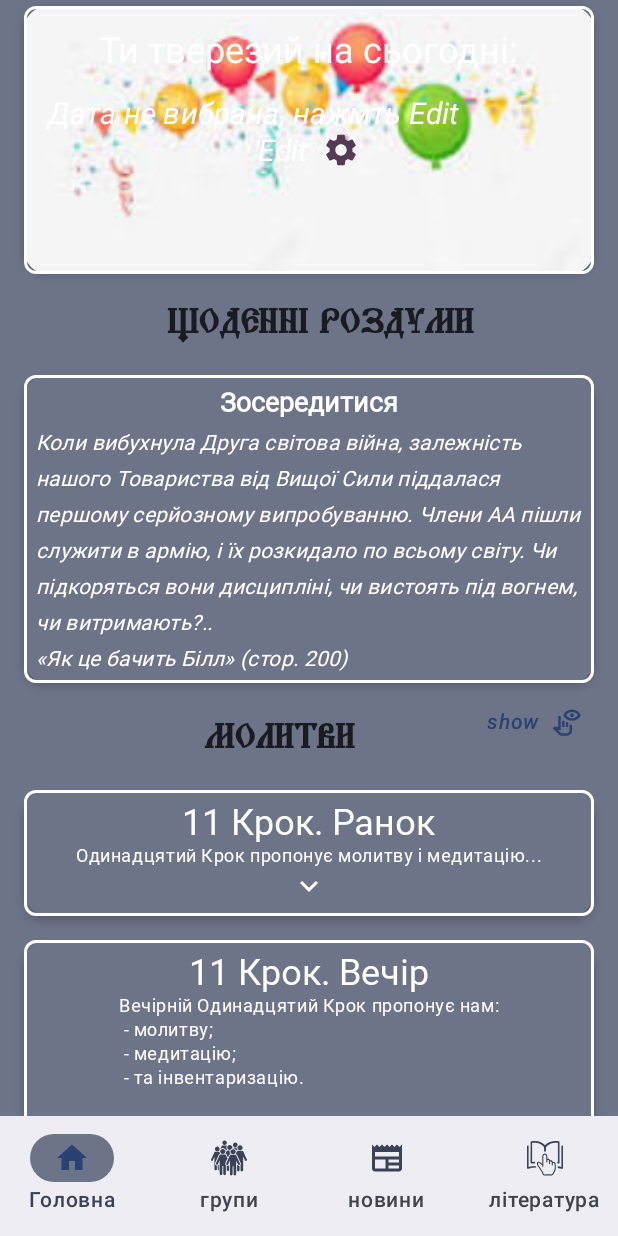
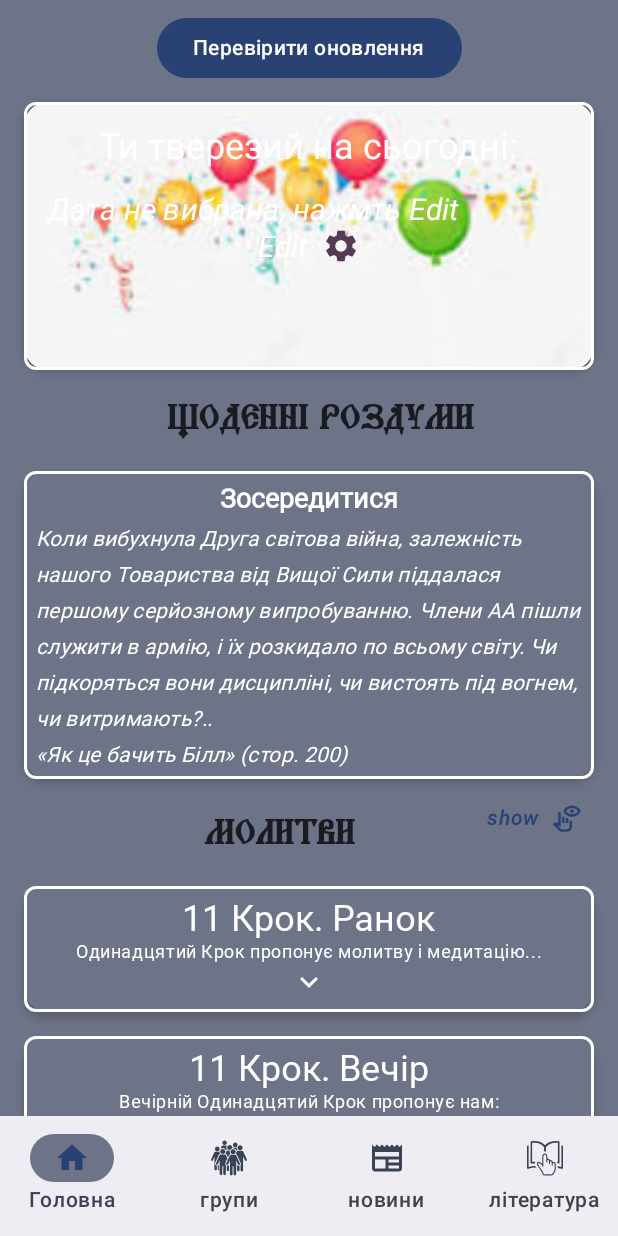
Before and after one commit to AlexYach1973/groupsaa, an Android app built with Jetpack Compose: the screen it shows after launch (MainActivity), on a phone screen of 412 x 824 dp. Run offline under Robolectric (Android 15) with nearby library versions, the phone set to English and light mode, and no system bars; our stand-ins replace Dagger/Hilt's generated code; Roboto replaces fonts that are not available here.

Commit message:
1. Початок. Базова навігація 1.01 Навігація 1.1 Навігація закінчена. Виклик за номером 1.2 Internet, Map 1.2.1 Щось зробив 1.3 Вдстань до груп 1.3.1 1.4 Зробив визов через API з тестового сайта 1.5 Під'єднав Room 1.5.1 Пофіксив Room 1.6 Добавиви на вкладку Home дати 1.6.1 Date Store 1.7 Заповнив Home Screen 1.7.1 1.8 Змнив графік на сайті та в App 1.8.1 GroupListScreen підсвчування активних груп 1.9 HomeScreen preferences 1.9.1 Schedule:Lit<String> 1.8.2 обавив щоденні роздуми 1.8.3 Додав іконкі до телефонів 1.8.4. Data Store refactoring 1.9. ReadScreen, FontFamily 1.9.1 GroupLit add Filter 2. Під'єднались до https://gso.aa.kiev.ua/ 2.1 GroupScreen use UIAction and UIErrorState 2.2 Включив підтримку озвучування в HomeScreen(TTS) 2.2.1 Refactoring HomeScreen 2.2.2 Add Prayers Ukr 3. DI Hit 3.1.1 Refactoring DI 3.2 Refactoring 3.3 Add update check for App

```diff
--- /dev/null
+++ b/app/src/main/java/com/alexyach/compose/groupsaa/data/network/GitHubApi.kt
@@ -0,0 +1,15 @@
+package com.alexyach.compose.groupsaa.data.network
+
+import com.alexyach.compose.groupsaa.data.model.GitHubRelease
+import retrofit2.http.GET
+import retrofit2.http.Path
+
+interface GitHubApi {
+
+//    TODO
+    @GET("repos/{owner}/{repo}/releases/latest")
+    suspend fun getLatestRelease(
+        @Path("owner") owner: String,
+        @Path("repo") repo: String
+    ): GitHubRelease
+}
--- /dev/null
+++ b/app/src/main/java/com/alexyach/compose/groupsaa/data/repository/UpdateRepository.kt
@@ -0,0 +1,17 @@
+package com.alexyach.compose.groupsaa.data.repository
+
+import com.alexyach.compose.groupsaa.data.model.GitHubAsset
+import com.alexyach.compose.groupsaa.data.network.GitHubApi
+import javax.inject.Inject
+
+class UpdateRepository @Inject constructor(
+    private val api: GitHubApi
+) {
+
+    suspend fun fetchLatestApk(owner: String, repo: String): GitHubAsset? {
+        val release = api.getLatestRelease(owner = owner, repo = repo)
+
+        return release.assets.find { it.name.endsWith(".apk") }
+    }
+
+}
--- /dev/null
+++ b/app/src/main/java/com/alexyach/compose/groupsaa/di/NetworkGitHubModule.kt
@@ -0,0 +1,28 @@
+package com.alexyach.compose.groupsaa.di
+
+import com.alexyach.compose.groupsaa.data.network.GitHubApi
+import dagger.Module
+import dagger.Provides
+import dagger.hilt.InstallIn
+import dagger.hilt.components.SingletonComponent
+import retrofit2.Retrofit
+import retrofit2.converter.gson.GsonConverterFactory
+import retrofit2.create
+import javax.inject.Singleton
+
+
+@Module
+@InstallIn(SingletonComponent::class)
+object NetworkGitHubModule {
+
+    @Provides
+    @Singleton
+    fun provideGitHubApi(): GitHubApi {
+        return Retrofit.Builder()
+            .baseUrl("https://api.github.com/")
+            .addConverterFactory(GsonConverterFactory.create())
+            .build()
+            .create(GitHubApi::class.java)
+    }
+
+}
--- /dev/null
+++ b/app/src/main/java/com/alexyach/compose/groupsaa/domain/usecase/CheckUpdateUseCase.kt
@@ -0,0 +1,15 @@
+package com.alexyach.compose.groupsaa.domain.usecase
+
+import com.alexyach.compose.groupsaa.data.model.GitHubAsset
+import com.alexyach.compose.groupsaa.data.repository.UpdateRepository
+import javax.inject.Inject
+
+class CheckUpdateUseCase @Inject constructor(
+    private val repository: UpdateRepository
+) {
+
+    suspend operator fun invoke(owner: String, repo: String): GitHubAsset? {
+        return repository.fetchLatestApk(owner = owner, repo = repo)
+    }
+
+}
--- a/app/src/main/java/com/alexyach/compose/groupsaa/presentation/home/HomeScreen.kt
+++ b/app/src/main/java/com/alexyach/compose/groupsaa/presentation/home/HomeScreen.kt
@@ -1,60 +1,26 @@
 package com.alexyach.compose.groupsaa.presentation.home
 
-import HomeScreenSelDateState
-import android.content.Context
-import androidx.compose.foundation.Image
 import androidx.compose.foundation.background
-import androidx.compose.foundation.border
-import androidx.compose.foundation.clickable
 import androidx.compose.foundation.layout.Arrangement
 import androidx.compose.foundation.layout.Box
 import androidx.compose.foundation.layout.Column
 import androidx.compose.foundation.layout.PaddingValues
-import androidx.compose.foundation.layout.Row
 import androidx.compose.foundation.layout.fillMaxSize
-import androidx.compose.foundation.layout.fillMaxWidth
 import androidx.compose.foundation.layout.padding
-import androidx.compose.foundation.layout.size
 import androidx.compose.foundation.rememberScrollState
-import androidx.compose.foundation.shape.RoundedCornerShape
 import androidx.compose.foundation.verticalScroll
-import androidx.compose.material.icons.Icons
-import androidx.compose.material.icons.filled.Settings
-import androidx.compose.material3.Card
-import androidx.compose.material3.CardDefaults
-import androidx.compose.material3.CircularProgressIndicator
 import androidx.compose.material3.ExperimentalMaterial3Api
-import androidx.compose.material3.Icon
 import androidx.compose.material3.MaterialTheme
-import androidx.compose.material3.Text
-import androidx.compose.material3.rememberDatePickerState
 import androidx.compose.runtime.Composable
 import androidx.compose.runtime.collectAsState
 import androidx.compose.runtime.getValue
-import androidx.compose.runtime.mutableStateOf
-import androidx.compose.runtime.remember
-import androidx.compose.runtime.setValue
-import androidx.compose.ui.Alignment
 import androidx.compose.ui.Modifier
-import androidx.compose.ui.layout.ContentScale
 import androidx.compose.ui.platform.LocalContext
-import androidx.compose.ui.res.painterResource
-import androidx.compose.ui.res.stringResource
-import androidx.compose.ui.text.font.FontStyle
-import androidx.compose.ui.text.font.FontWeight
-import androidx.compose.ui.unit.dp
-import androidx.compose.ui.unit.sp
 import androidx.hilt.navigation.compose.hiltViewModel
-import com.alexyach.compose.groupsaa.R
-import com.alexyach.compose.groupsaa.domain.model.DailyReflections
-import com.alexyach.compose.groupsaa.domain.model.Prayer
 import com.alexyach.compose.groupsaa.presentation.home.components.DailyReflectionCard
-import com.alexyach.compose.groupsaa.presentation.home.components.DataSelection
 import com.alexyach.compose.groupsaa.presentation.home.components.PeriodOfSobrietyCard
-import com.alexyach.compose.groupsaa.presentation.home.components.PrayerCard
 import com.alexyach.compose.groupsaa.presentation.home.components.PrayersContent
-import com.alexyach.compose.groupsaa.ui.theme.triodionr
-import java.time.LocalDate
+import com.alexyach.compose.groupsaa.presentation.home.components.UpdateScreen
 
 
 @OptIn(ExperimentalMaterial3Api::class)
@@ -74,6 +40,16 @@ fun HomeScreen(
         val context = LocalContext.current
         val viewModel: HomeViewModel = hiltViewModel()
 
+        /* Version Info */
+//        val versionCode = context.packageManager.
+//                getPackageInfo(context.packageName, 0).versionCode
+
+//        val versionName = context.packageManager.
+//        getPackageInfo(context.packageName, 0).versionName
+
+//        Log.i("Logs", "versionCode: $versionCode; versionName: $versionName")
+        /* END Version Info */
+
 
         /* TTS */
         val isUkrVoice by viewModel.isUkrVoice.collectAsState(false)
@@ -89,6 +65,11 @@ fun HomeScreen(
                 .background(MaterialTheme.colorScheme.secondaryContainer)
         ) {
 
+
+            /* Update */
+            UpdateScreen(
+                viewModel = viewModel
+            )
 
             /* * Period of Sobriety * */
             PeriodOfSobrietyCard(
--- a/app/src/main/java/com/alexyach/compose/groupsaa/presentation/home/HomeViewModel.kt
+++ b/app/src/main/java/com/alexyach/compose/groupsaa/presentation/home/HomeViewModel.kt
@@ -3,8 +3,6 @@ package com.alexyach.compose.groupsaa.presentation.home
 import HomeScreenSelDateState
 import android.content.Context
 import android.speech.tts.TextToSpeech
-import android.util.Log
-import androidx.compose.runtime.mutableStateOf
 import androidx.lifecycle.ViewModel
 import androidx.lifecycle.viewModelScope
 import com.alexyach.compose.groupsaa.data.repository.AssetsManager
@@ -14,6 +12,7 @@ import com.alexyach.compose.groupsaa.domain.model.DateSobriety
 import com.alexyach.compose.groupsaa.domain.model.Prayer
 import com.alexyach.compose.groupsaa.domain.model.PrayersEnum
 import com.alexyach.compose.groupsaa.domain.model.getPrayersList
+import com.alexyach.compose.groupsaa.presentation.home.components.UpdateManager
 import com.alexyach.compose.groupsaa.utils.formatPeriod
 import com.alexyach.compose.groupsaa.utils.formatTotalDays
 import dagger.hilt.android.lifecycle.HiltViewModel
@@ -34,6 +33,7 @@ import javax.inject.Inject
 class HomeViewModel @Inject constructor(
     private val dataStoreManager: DataStoreManager,
     private val assetsManager: AssetsManager,
+    private val updateManager: UpdateManager ,
     @ApplicationContext private val context: Context
 ) : ViewModel() {
 
@@ -59,14 +59,17 @@ class HomeViewModel @Inject constructor(
     val isUkrVoice: StateFlow<Boolean> = _isUkrVoice
     private var tts: MutableStateFlow<TextToSpeech?> = MutableStateFlow(null)
 
+    /* Update Status */
+    val updateStatus: StateFlow<UpdateStatus> = updateManager.status
+
 
     init {
         loadDailyForDate(LocalDate.now())
         loadPrefPrayerList()
         loadDateFromDataStore()
+        textToSpeechTest()
 
-        /* TEST TTS */
-        textToSpeechTest()
+
     }
 
     fun loadDailyForDate(date: LocalDate) {
@@ -250,6 +253,16 @@ class HomeViewModel @Inject constructor(
         tts.value?.stop()
 //        Log.d("Logs", "HomeVM, stopUkrainianText()")
     }
+    /* END **************** TTS **************** *** */
+
+
+    /* **************** Update Latest Release **************** */
+    fun triggerUpdate() {
+        updateManager.checkAndUpdate("username", "repo")
+    }
+
+
+
 
     override fun onCleared() {
         super.onCleared()
--- /dev/null
+++ b/app/src/main/java/com/alexyach/compose/groupsaa/presentation/home/UpdateStatus.kt
@@ -0,0 +1,10 @@
+package com.alexyach.compose.groupsaa.presentation.home
+
+enum class UpdateStatus() {
+    CHECK_UPDATE,
+    NO_UPDATE,
+    UPDATE_AVAILABLE,
+    DOWNLOADING,
+    INSTALLED,
+    ERROR
+}
--- /dev/null
+++ b/app/src/main/java/com/alexyach/compose/groupsaa/presentation/home/components/UpdateScreen.kt
@@ -0,0 +1,63 @@
+package com.alexyach.compose.groupsaa.presentation.home.components
+
+import androidx.compose.foundation.layout.Arrangement
+import androidx.compose.foundation.layout.Box
+import androidx.compose.foundation.layout.Row
+import androidx.compose.foundation.layout.fillMaxWidth
+import androidx.compose.foundation.layout.padding
+import androidx.compose.material3.Button
+import androidx.compose.material3.MaterialTheme
+import androidx.compose.material3.Text
+import androidx.compose.runtime.Composable
+import androidx.compose.runtime.collectAsState
+import androidx.compose.runtime.getValue
+import androidx.compose.runtime.mutableStateOf
+import androidx.compose.runtime.remember
+import androidx.compose.runtime.setValue
+import androidx.compose.ui.Modifier
+import androidx.compose.ui.unit.dp
+import androidx.lifecycle.compose.collectAsStateWithLifecycle
+import com.alexyach.compose.groupsaa.presentation.home.HomeViewModel
+import com.alexyach.compose.groupsaa.presentation.home.UpdateStatus
+
+
+@Composable
+fun UpdateScreen(
+    viewModel: HomeViewModel,
+) {
+
+    val status by viewModel.updateStatus.collectAsState()
+
+    var textStatus by remember { mutableStateOf("") }
+
+    textStatus = when(status) {
+        UpdateStatus.CHECK_UPDATE -> "Перевірити оновлення"
+        UpdateStatus.NO_UPDATE -> "Остання версія"
+        UpdateStatus.UPDATE_AVAILABLE -> "Є нова верся!"
+        UpdateStatus.DOWNLOADING -> "Завантаження оновлення..."
+        UpdateStatus.INSTALLED -> "Оновлення встановлено"
+        UpdateStatus.ERROR -> "Помилка при перевірці оновлення"
+    }
+
+    Row(
+        horizontalArrangement = Arrangement.Center,
+        modifier = Modifier
+            .fillMaxWidth()
+    ) {
+        Button(
+            onClick = {
+                viewModel.triggerUpdate()
+            },
+            modifier = Modifier
+                .padding(horizontal = 32.dp, vertical = 8.dp)
+        ) {
+            Text(
+                text = textStatus,
+                style = MaterialTheme.typography.bodyMedium
+            )
+        }
+    }
+
+
+
+}
--- /dev/null
+++ b/app/src/main/res/xml/file_paths.xml
@@ -0,0 +1,4 @@
+<?xml version="1.0" encoding="utf-8"?>
+<paths xmlns:android="http://schemas.android.com/apk/res/android">
+    <external-path name="external_files" path="." />
+</paths>
```
Also changed, not shown: app/src/main/AndroidManifest.xml (+14 -0 lines), app/src/main/java/com/alexyach/compose/groupsaa/data/model/GitHubAsset.kt (added, +8 -0 lines), app/src/main/java/com/alexyach/compose/groupsaa/data/model/GitHubRelease.kt (added, +8 -0 lines), app/src/main/java/com/alexyach/compose/groupsaa/presentation/home/components/UpdateManager.kt (added, +119 -0 lines).
